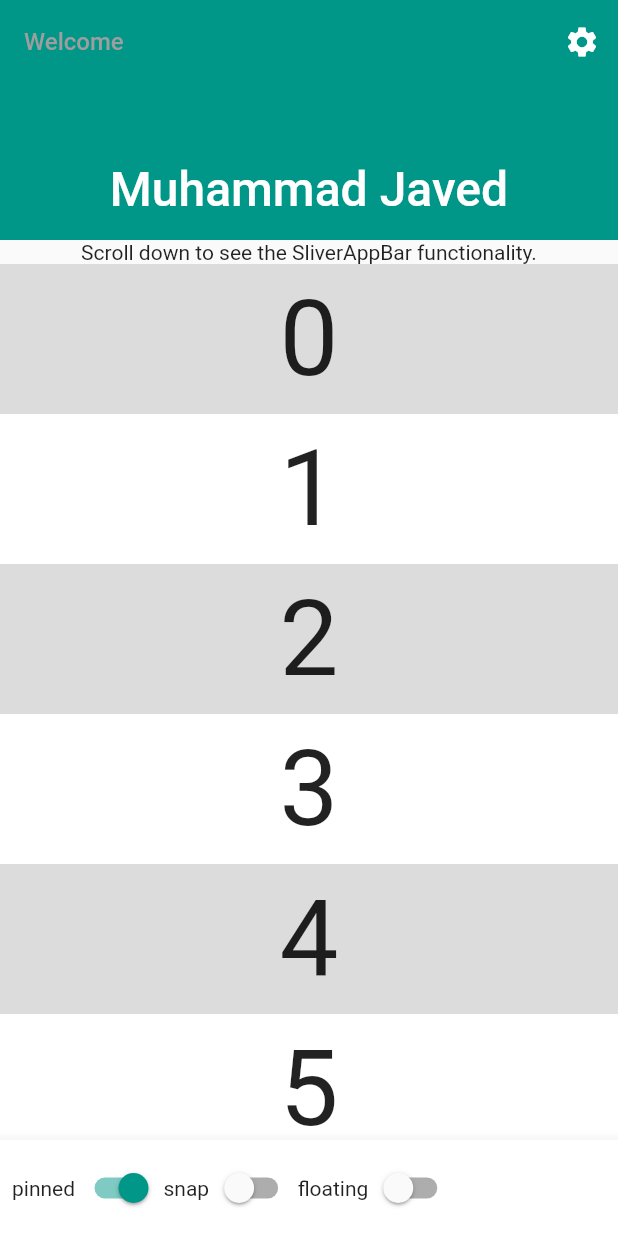
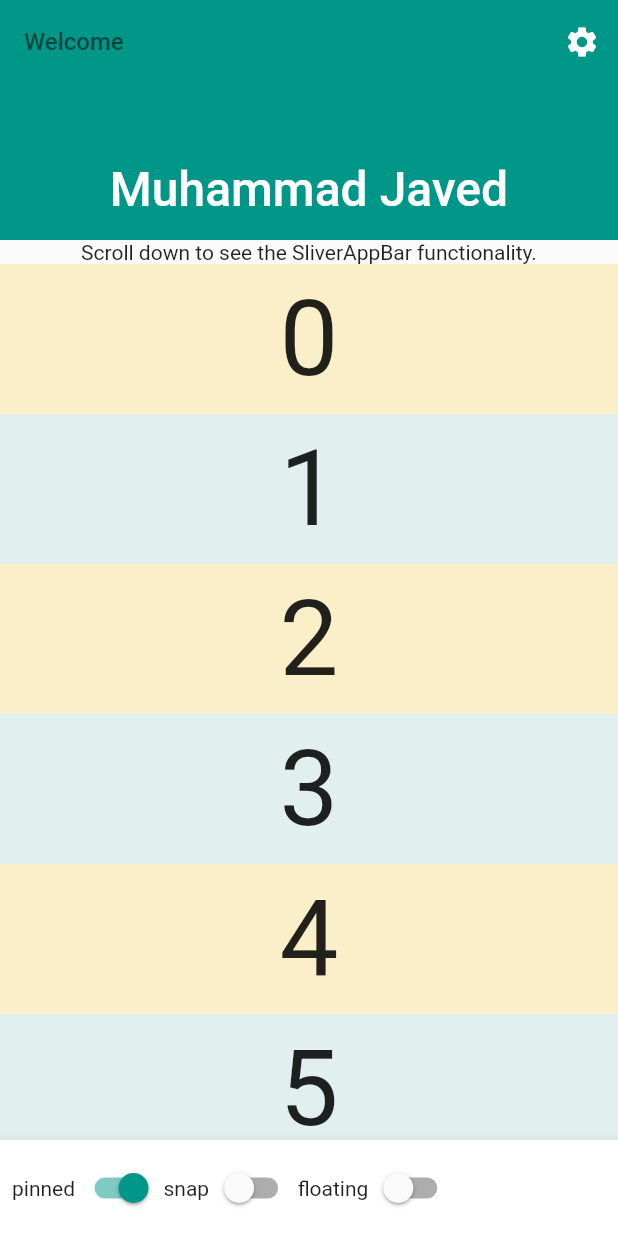
Before and after one commit to javedmughal-058/sliver_appbar_in_flutter, a Flutter app: the screen it shows after launch, on a phone screen of 412 x 824 dp. Run offline on Flutter 3.47's test engine with Material 2 defaults, Android fonts, the phone set to English and light mode, and no system bars.

Commit message:
Update main.dart

```diff
--- a/lib/main.dart
+++ b/lib/main.dart
@@ -42,10 +42,11 @@ class _MyHomePageState extends State<MyHomePage> {
               snap: _snap,
               floating: _floating,
               expandedHeight: 160.0,
-              title: const Text('Welcome', style: TextStyle(fontSize: 16, color: Colors.grey),),
+              title: const Text('Welcome', style: TextStyle(fontSize: 16, color: Colors.black54),),
               actions: [
                 IconButton(
-
+                    highlightColor: Colors.amber,
+                    focusColor: Colors.deepOrangeAccent,
                     onPressed: (){}, icon: const Icon(Icons.settings))
               ],
               flexibleSpace: const FlexibleSpaceBar(
@@ -64,7 +65,7 @@ class _MyHomePageState extends State<MyHomePage> {
               delegate: SliverChildBuilderDelegate(
                     (BuildContext context, int index) {
                   return Container(
-                    color: index.isOdd ? Colors.white : Colors.black12,
+                    color: index.isEven ? Colors.amber.withOpacity(0.2) : Colors.teal.withOpacity(0.1),
                     height: 100.0,
                     child: Center(
                       child: Text('$index', textScaleFactor: 5),
```
